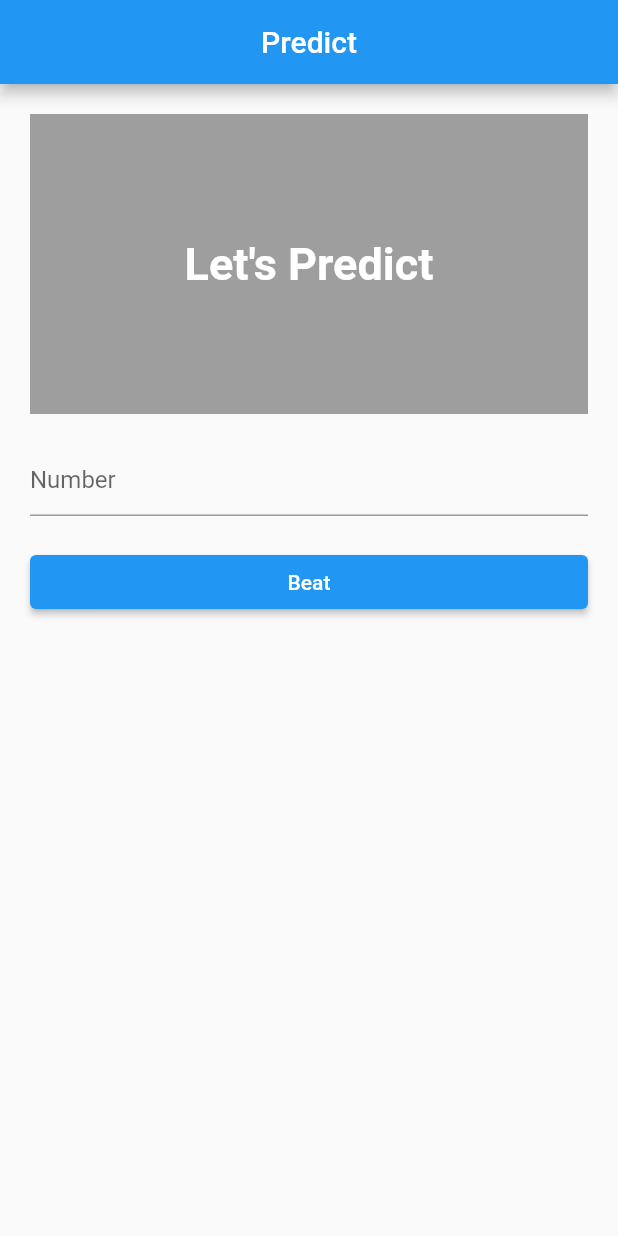
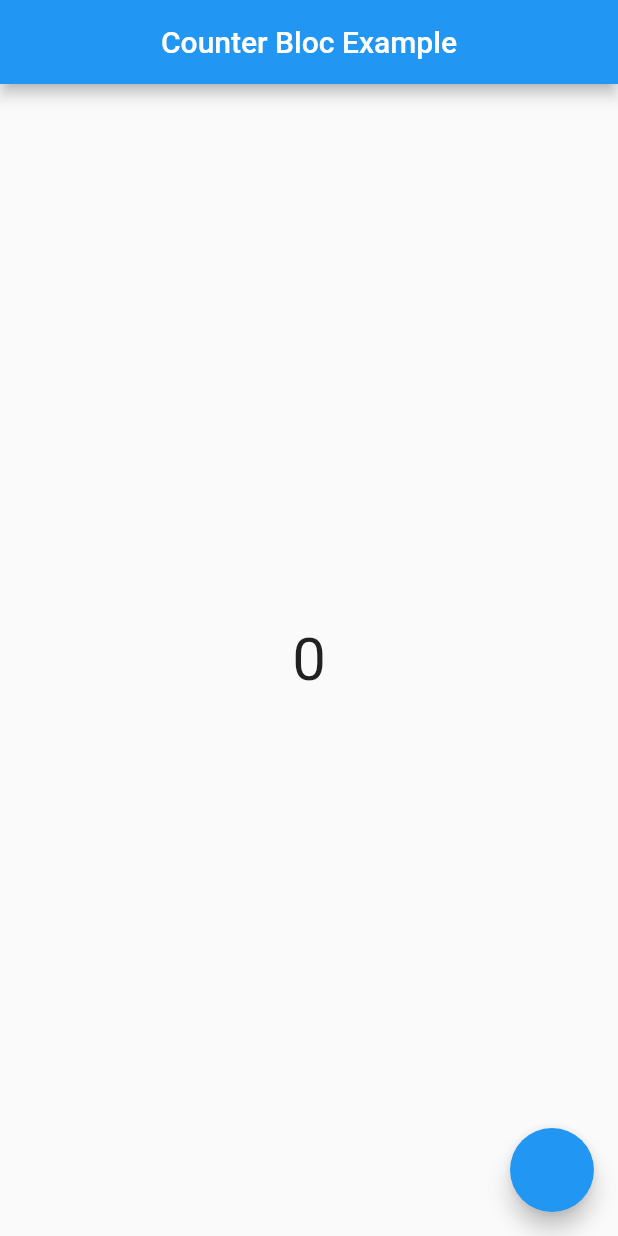
Before and after one commit to YeMyoAung/B2F_BLOC, a Flutter app: the screen it shows after launch, on a phone screen of 412 x 824 dp. Run offline on Flutter 3.47's test engine with Material 2 defaults, Android fonts, the phone set to English and light mode, and no system bars; our stand-ins replace bloc_concurrency, equatable, flutter_bloc.

Commit message:
Added Bloc

```diff
--- /dev/null
+++ b/lib/bloc/bloc_last.dart
@@ -0,0 +1,145 @@
+import 'dart:math';
+
+import 'package:flutter/material.dart';
+import 'package:flutter_bloc/flutter_bloc.dart';
+
+class PredictEvent {}
+
+class BeatEvent extends PredictEvent {
+  final String predict;
+  BeatEvent(this.predict);
+}
+
+class ShowPreviousEvent extends PredictEvent {}
+
+class PredictState {
+  final Map<int, int> values;
+  final bool isLoading;
+  final Color color;
+  final String message;
+  PredictState({
+    required this.values,
+    required this.isLoading,
+    required this.color,
+    required this.message,
+  });
+
+  @override
+  String toString() {
+    return "loading:$isLoading,color:$color,message:$message";
+  }
+}
+
+class DefaultState extends PredictState {
+  DefaultState(
+      {required super.values,
+      required super.isLoading,
+      required super.color,
+      required super.message});
+}
+
+class PredictingState extends PredictState {
+  PredictingState(
+      {required super.values,
+      required super.isLoading,
+      required super.color,
+      required super.message});
+}
+
+class BadState extends PredictState {
+  BadState(
+      {required super.values,
+      required super.isLoading,
+      required super.color,
+      required super.message});
+}
+
+class NotBadState extends PredictState {
+  NotBadState(
+      {required super.values,
+      required super.isLoading,
+      required super.color,
+      required super.message});
+}
+
+class GoodState extends PredictState {
+  GoodState(
+      {required super.values,
+      required super.isLoading,
+      required super.color,
+      required super.message});
+}
+
+class PredictBloc extends Bloc<PredictEvent, PredictState> {
+  PredictBloc(super.initialState) {
+    on<BeatEvent>((event, emit) async {
+      try {
+        final copy = {
+          0: 0,
+          1: 0,
+          2: 0,
+          3: 0,
+          4: 0,
+          5: 0,
+        };
+        emit(PredictingState(
+          isLoading: true,
+          color: Colors.grey,
+          message: "Loading",
+          values: state.values,
+        ));
+        // final int predict = int.parse(event.predict);
+        // copy.add(predict);
+        int count = 0;
+        for (var i = 0; i < 100; i++) {
+          // await Future.delayed(const Duration(milliseconds: 10));
+          final predict = Random.secure().nextInt(5);
+          copy[predict] = copy[predict]! + 1;
+          if (predict == int.parse(event.predict)) {
+            count++;
+          }
+        }
+        print(count);
+        // throw "here";
+        if (count < 20) {
+          emit(BadState(
+            isLoading: false,
+            color: Colors.red,
+            message: "Hmm",
+            values: copy,
+          ));
+          return;
+        }
+        if (count > 20 && count <= 40) {
+          emit(NotBadState(
+            isLoading: false,
+            color: Colors.amber,
+            message: "Not Bad",
+            values: copy,
+          ));
+          return;
+        }
+
+        emit(GoodState(
+          isLoading: false,
+          color: Colors.green,
+          message: "Wow",
+          values: copy,
+        ));
+      } catch (e) {
+        ///observerတွေရဲ့ onErrorမှာပေါ်စေချင်ရင် AddErrorနဲ့errorကိုထည့်ပေးရမယ်
+        // addError(e);
+        emit(PredictState(
+          isLoading: false,
+          color: Colors.red,
+          message: "$e",
+          values: state.values,
+        ));
+        print('error is ${event.predict}');
+      }
+    });
+    on<ShowPreviousEvent>((event, emit) {
+      print("hello show previous");
+    });
+  }
+}
--- /dev/null
+++ b/lib/bloc/counter_bloc.dart
@@ -0,0 +1,106 @@
+import 'package:bloc_concurrency/bloc_concurrency.dart';
+import 'package:flutter_bloc/flutter_bloc.dart';
+
+class CounterBloc extends Bloc<Function(dynamic, int), int> {
+  CounterBloc(super.initialState) {
+    on<Function(dynamic, int)>((event, emit) {
+      // if (event) {
+      //   emit(state + 1);
+      // } else {
+      //   emit(state - 1);
+      // }
+
+      event(emit, state);
+    });
+  }
+}
+
+class CounterBlocEvent {
+  final String event;
+  final int by;
+  CounterBlocEvent({
+    required this.event,
+    required this.by,
+  });
+}
+
+class CounterBlocComplexEvent {
+  final int by;
+  CounterBlocComplexEvent({
+    required this.by,
+  });
+}
+
+class AddCounterEvent extends CounterBlocComplexEvent {
+  AddCounterEvent({required super.by});
+}
+
+class MinusCounterEvent extends CounterBlocComplexEvent {
+  MinusCounterEvent({required super.by});
+}
+
+class CounterState {
+  final int count;
+  CounterState(this.count);
+}
+
+class DefaultCounterState extends CounterState {
+  DefaultCounterState(super.count);
+}
+
+class AddCounterState extends CounterState {
+  AddCounterState(super.count);
+}
+
+class MinusCounterState extends CounterState {
+  MinusCounterState(super.count);
+}
+
+///Cubit => event မရှိဘူး
+///Bloc  => <event>
+///
+///Event => action (bool,String)
+///
+///state => ui change
+///
+class CounterBlocWithMultiEvent
+    extends Bloc<CounterBlocComplexEvent, CounterState> {
+  CounterBlocWithMultiEvent(super.initialState) {
+    on<AddCounterEvent>(
+      (event, emit) async {
+        await Future.delayed(const Duration(seconds: 2));
+        emit(AddCounterState(state.count + event.by));
+      },
+      transformer: concurrent(),
+    );
+    on<MinusCounterEvent>(
+      (event, emit) {
+        emit(MinusCounterState(state.count - event.by));
+      },
+      transformer: restartable(),
+    );
+
+    // on<CounterBlocComplexEvent>((event, emit) {
+    //   // print(event);
+    //   if (event is AddCounterEvent) {
+    //     addError("Hello World");
+    //     // emit(state + event.by);
+    //     return;
+    //   }
+    //   if (event is MinusCounterEvent) {
+    //     emit(state - event.by);
+    //     return;
+    //   }
+
+    //   // switch (event.event) {
+    //   //   case 'add':
+    //   //     emit(state + event.by);
+    //   //     break;
+    //   //   case 'minus':
+    //   //     emit(state - event.by);
+    //   //     break;
+    //   //   default:
+    //   // }
+    // });
+  }
+}
--- a/lib/main.dart
+++ b/lib/main.dart
@@ -1,10 +1,9 @@
-import 'package:bloc_example/cubit/cubit_last.dart';
+import 'package:bloc_example/bloc/bloc_last.dart';
+import 'package:bloc_example/bloc/counter_bloc.dart';
 import 'package:bloc_example/observer/observer_example.dart';
+import 'package:bloc_example/screen/counter_bloc_example.dart';
 import 'package:flutter/material.dart';
 import 'package:flutter_bloc/flutter_bloc.dart';
-
-import 'screen/cubit_last_example.dart';
-import 'package:bloc_concurrency/bloc_concurrency.dart';
 
 ///Pro
 ///Generic Type ဟုတ်မဟုတ်သိနိုင်မဲ့အချက်(build-inလည်းမပါဘူး,Implementလုပ်ထားခြင်းလည်းမရှိဘူး)(Data Typeသတ်မှတ်တဲ့အလုပ်လုပ်တယ်)
@@ -22,7 +21,7 @@ void main() {
   // i++
   // Bloc.observer = fjslfjal();
   ///ToDo::
-  Bloc.transformer = restartable();
+  // Bloc.transformer = droppable();
 
   // Stream.periodic(); => return data
   // Future.delayed();  => return data
@@ -79,12 +78,36 @@ class MyApp extends StatelessWidget {
         // is not restarted.
         primarySwatch: Colors.blue,
       ),
-      home: BlocProvider(
-        create: (_) => CubitLast(
-          PredictState(
-              color: Colors.grey, message: "Let's Predict", isLoading: false),
-        ),
-        child: const CubitExample(),
+      home: MultiBlocProvider(
+        providers: [
+          BlocProvider(
+            create: (_) => CounterBloc(0),
+          ),
+          BlocProvider(
+              create: (_) => PredictBloc(DefaultState(
+                      isLoading: false,
+                      color: Colors.grey,
+                      message: "Let's Predict",
+                      values: const {
+                        0: 0,
+                        1: 0,
+                        2: 0,
+                        3: 0,
+                        4: 0,
+                        5: 0,
+                      }))),
+          BlocProvider(
+              create: (_) => CounterBlocWithMultiEvent(DefaultCounterState(0))),
+          // BlocProvider(
+          //   create: (_) => CubitLast(
+          //     PredictState(
+          //         color: Colors.grey,
+          //         isLoading: false,
+          //         message: "Let's Predict"),
+          //   ),
+          // ),
+        ],
+        child: const CounterBlocExample(),
       ),
     );
   }
--- a/lib/observer/observer_example.dart
+++ b/lib/observer/observer_example.dart
@@ -11,6 +11,7 @@ class ObserverExample extends BlocObserver {
   @override
   void onEvent(Bloc bloc, Object? event) {
     print("${bloc.runtimeType} receive a event $event");
+
     super.onEvent(bloc, event);
   }
 
--- /dev/null
+++ b/lib/screen/counter_bloc_example.dart
@@ -0,0 +1,60 @@
+import 'package:bloc_example/bloc/counter_bloc.dart';
+import 'package:flutter/material.dart';
+import 'package:flutter_bloc/flutter_bloc.dart';
+
+class CounterBlocExample extends StatelessWidget {
+  const CounterBlocExample({super.key});
+
+  @override
+  Widget build(BuildContext context) {
+    return Scaffold(
+      appBar: AppBar(
+        title: const Text("Counter Bloc Example"),
+        centerTitle: true,
+      ),
+      body: Center(
+        child: BlocConsumer<CounterBloc, int>(
+          builder: (_, state) {
+            return Text(
+              state.toString(),
+              style: const TextStyle(
+                fontSize: 40,
+              ),
+            );
+          },
+          buildWhen: (previous, current) {
+            print(previous);
+            print(current);
+            return true;
+          },
+          listenWhen: (previous, current) {
+            print(previous);
+            print(current);
+            return true;
+          },
+          listener: (context, state) {},
+        ),
+      ),
+      floatingActionButton: FloatingActionButton(
+        onPressed: () {
+          context.read<CounterBloc>().add((emit, state) {
+            emit(state + 1);
+          });
+
+          // if (Random.secure().nextInt(2) == 1) {
+          //   context
+          //       .read<CounterBlocWithMultiEvent>()
+          //       .add(AddCounterEvent(by: 2));
+          // } else {
+          //   context
+          //       .read<CounterBlocWithMultiEvent>()
+          //       .add(MinusCounterEvent(by: 2));
+          // }
+          // context
+          //     .read<CounterBlocWithMultiEvent>()
+          //     .add(MinusCounterEvent(by: 2));
+        },
+      ),
+    );
+  }
+}
--- a/lib/screen/cubit_last_example.dart
+++ b/lib/screen/cubit_last_example.dart
@@ -165,6 +165,7 @@ class _CubitExampleState extends State<CubitExample> {
             child: ElevatedButton(
               onPressed: () {
                 ///Function (Bloc,Provider)
+                // context.read<CubitLast>();
                 context.read<CubitLast>().checker(controller.text);
               },
               child: const Text("Beat"),
```
Also changed, not shown: lib/screen/bloc_last.dart (added, +90 -0 lines).
